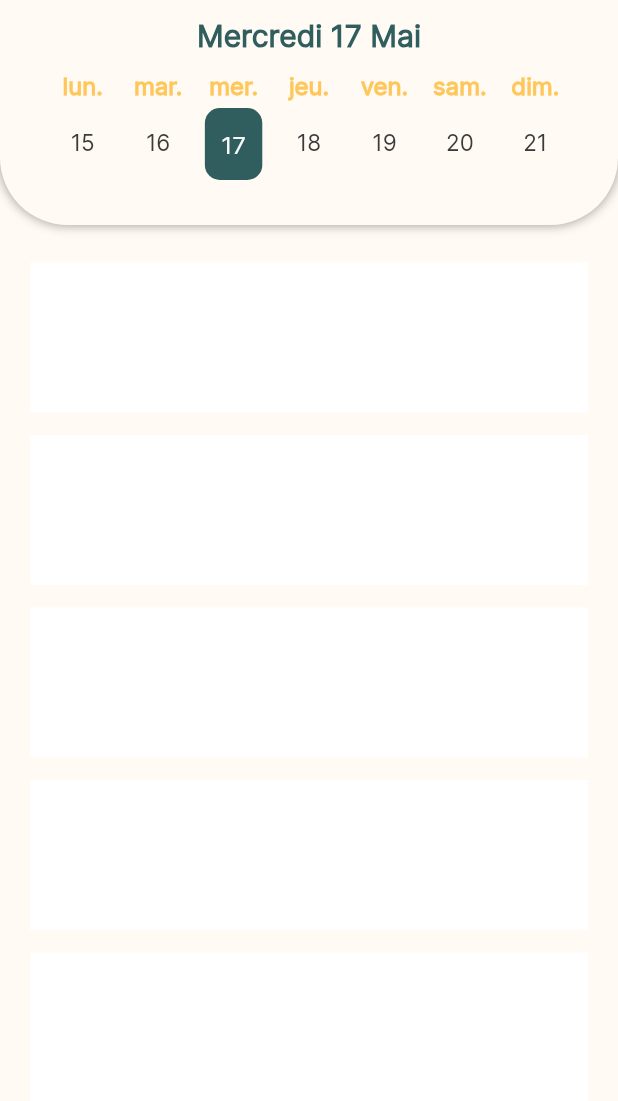
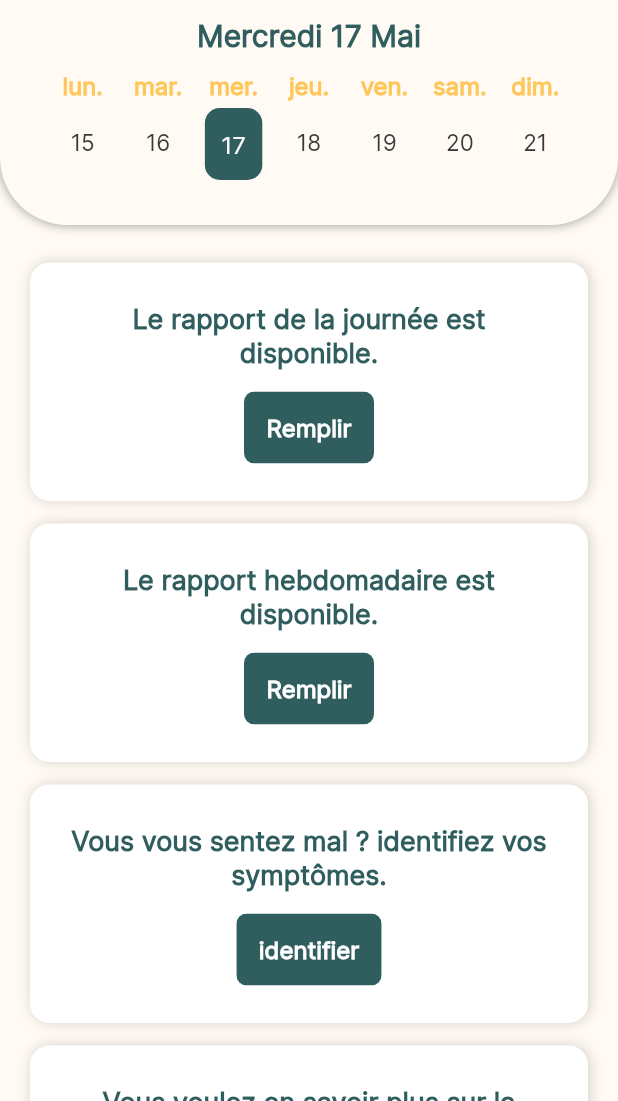
Before and after one commit to justin20100/sloth, a Flutter app: the Home screen opened directly, on a phone screen of 412 x 824 dp, the part 135-1236 px from its top. Run offline on Flutter 3.47's test engine with Material 2 defaults, Android fonts, the light colour scheme and no system bars; drawn by our look-alikes of table_calendar; our stand-ins replace cloud_firestore, email_validator, firebase_auth, firebase_core, introduction_screen; missing offline and left inert: dart:ffi; accounts and stored records are empty; generated files the repository leaves out were written again.

Commit message:
styling home boxes

```diff
--- a/lib/routes/router.dart
+++ b/lib/routes/router.dart
@@ -8,7 +8,7 @@ import '../views/auth/login_form.dart';
 import '../views/auth/registerMore_form.dart';
 import '../views/auth/registerObjectifs_form.dart';
 import '../views/auth/register_form.dart';
-import '../views/auth/reset_password_form.dart';
+import '../views/auth/resetPassword_form.dart';
 
 import '../views/home.dart';
 import '../views/introduction.dart';
--- a/lib/styles/constants.dart
+++ b/lib/styles/constants.dart
@@ -37,7 +37,13 @@ List<BoxShadow> kBoxShadowItem = [
 final kBoxDecoration = BoxDecoration(
     color: kColorWhite,
     boxShadow: kBoxShadowItem,
-    borderRadius: kBorderRadiusItem);
+    borderRadius: kBorderRadiusItem
+);
+final kHomeBoxDecoration = BoxDecoration(
+    color: kColorWhite,
+    boxShadow: kBoxShadowItem,
+    borderRadius: const BorderRadius.all(Radius.circular(13))
+);
 
 // Text Styles
 const kBigGreenText = TextStyle(
@@ -45,6 +51,13 @@ const kBigGreenText = TextStyle(
   fontSize: 24.0,
   fontWeight: FontWeight.bold,
   color: kColorGreen,
+  decoration: TextDecoration.none,
+);
+const kButtonTextStyle = TextStyle(
+  fontFamily: 'Inter',
+  fontSize: 16.0,
+  fontWeight: FontWeight.bold,
+  color: kColorWhite,
   decoration: TextDecoration.none,
 );
 const kLabelGreenText = TextStyle(
@@ -107,6 +120,14 @@ const kNumberDaysCalendarTextStyle = TextStyle(
 const kDateTextStyle = TextStyle(
   fontSize: 20.0,
   height: 1,
+  fontFamily: 'Inter',
+  fontWeight: FontWeight.bold,
+  color: kColorGreen,
+  decoration: TextDecoration.none,
+);
+const kHomeBoxesTextStyle = TextStyle(
+  fontSize: 18.0,
+  height: 1.3,
   fontFamily: 'Inter',
   fontWeight: FontWeight.bold,
   color: kColorGreen,
--- a/lib/tools/button.dart
+++ b/lib/tools/button.dart
@@ -27,7 +27,7 @@ class Button extends StatelessWidget {
               alignment: Alignment.center,
               foregroundColor: Colors.white,
               padding: const EdgeInsets.only(top: 10, bottom: 10, left: 15, right: 15),
-              textStyle: kBasicTextStyle,
+              textStyle: kButtonTextStyle,
             ),
             onPressed: onPressed,
             child: Text(label),
--- a/lib/views/home.dart
+++ b/lib/views/home.dart
@@ -1,6 +1,7 @@
 import 'package:flutter/material.dart';
 import 'package:sloth/routes/routes.dart';
 import 'package:sloth/styles/constants.dart';
+import 'package:sloth/tools/button.dart';
 import 'package:table_calendar/table_calendar.dart';
 import 'package:intl/date_symbol_data_local.dart';
 
@@ -32,6 +33,7 @@ class _HomePageState extends State<Home> with TickerProviderStateMixin {
         backgroundColor: kColorCream,
         body: CustomScrollView(
           slivers: [
+            // Navbar
             SliverAppBar(
               pinned: true,
               toolbarHeight: 90,
@@ -62,6 +64,7 @@ class _HomePageState extends State<Home> with TickerProviderStateMixin {
                 ),
               ],
             ),
+            // header Week calendar
             SliverPersistentHeader(
               pinned: true,
               delegate: CustomSliverPersistentHeaderDelegate(
@@ -129,72 +132,86 @@ class _HomePageState extends State<Home> with TickerProviderStateMixin {
                 ),
               ),
             ),
+            // Boxes
             SliverFillRemaining(
-              child: Padding(
-                padding: const EdgeInsets.only(left: kNormalHorizontalSpacer,right: kNormalHorizontalSpacer),
                   child: ListView(
-                    padding: const EdgeInsets.only(top: kNormalVerticalSpacer),
+                    padding: const EdgeInsets.only(left: kNormalHorizontalSpacer,right: kNormalHorizontalSpacer,top: kNormalVerticalSpacer),
                     children: [
+                      // Day rapport box
                       Container(
-                        color: kColorWhite,
-                        height: 100,
+                        decoration: kHomeBoxDecoration,
+                        padding: const EdgeInsets.only(top: kNormalVerticalSpacer, right: kNormalHorizontalSpacer, bottom:kNormalVerticalSpacer, left: kNormalHorizontalSpacer),
+                        child: Column(
+                          children: [
+                            const Text('Le rapport de la journée est disponible.', style: kHomeBoxesTextStyle,textAlign: TextAlign.center,),
+                            const SizedBox(height: kMicroVerticalSpacer*3,),
+                            Center(
+                              child: Button(label:'Remplir', onPressed: () {Navigator.pushNamed(context, kHomeRoute);},
+                              ),
+                            )
+                          ],
+                        ),
                       ),
-                      SizedBox(
+                      const SizedBox(
                         height: kSmallVerticalSpacer,
                       ),
+                      // Week rapport box
                       Container(
-                        color: kColorWhite,
-                        height: 100,
+                        decoration: kHomeBoxDecoration,
+                        padding: const EdgeInsets.only(top: kNormalVerticalSpacer, right: kNormalHorizontalSpacer, bottom:kNormalVerticalSpacer, left: kNormalHorizontalSpacer),
+                        child: Column(
+                          children: [
+                            const Text('Le rapport hebdomadaire est disponible.', style: kHomeBoxesTextStyle,textAlign: TextAlign.center,),
+                            const SizedBox(height: kMicroVerticalSpacer*3,),
+                            Center(
+                              child: Button(label:'Remplir', onPressed: () {Navigator.pushNamed(context, kHomeRoute);},
+                              ),
+                            )
+                          ],
+                        ),
                       ),
-                      SizedBox(
+                      const SizedBox(
                         height: kSmallVerticalSpacer,
                       ),
+                      // Symptomes box
                       Container(
-                        color: kColorWhite,
-                        height: 100,
+                        decoration: kHomeBoxDecoration,
+                        padding: const EdgeInsets.only(top: kNormalVerticalSpacer, right: kNormalHorizontalSpacer, bottom:kNormalVerticalSpacer, left: kNormalHorizontalSpacer),
+                        child: Column(
+                          children: [
+                            const Text('Vous vous sentez mal ? identifiez vos symptômes.', style: kHomeBoxesTextStyle,textAlign: TextAlign.center,),
+                            const SizedBox(height: kMicroVerticalSpacer*3,),
+                            Center(
+                              child: Button(label:'identifier', onPressed: () {Navigator.pushNamed(context, kHomeRoute);},
+                              ),
+                            )
+                          ],
+                        ),
                       ),
-                      SizedBox(
+                      const SizedBox(
                         height: kSmallVerticalSpacer,
                       ),
+                      // Articles box
                       Container(
-                        color: kColorWhite,
-                        height: 100,
+                        decoration: kHomeBoxDecoration,
+                        padding: const EdgeInsets.only(top: kNormalVerticalSpacer, right: kNormalHorizontalSpacer, bottom:kNormalVerticalSpacer, left: kNormalHorizontalSpacer),
+                        child: Column(
+                          children: [
+                            const Text('Vous voulez en savoir plus sur la fatigue cognitive ?', style: kHomeBoxesTextStyle,textAlign: TextAlign.center,),
+                            const SizedBox(height: kMicroVerticalSpacer*3,),
+                            Center(
+                              child: Button(label:'Voir les articles', onPressed: () {Navigator.pushNamed(context, kHomeRoute);},
+                              ),
+                            )
+                          ],
+                        ),
                       ),
-                      SizedBox(
-                        height: kSmallVerticalSpacer,
-                      ),
-                      Container(
-                        color: kColorWhite,
-                        height: 100,
-                      ),
-                      SizedBox(
-                        height: kSmallVerticalSpacer,
-                      ),
-                      Container(
-                        color: kColorWhite,
-                        height: 100,
-                      ),
-                      SizedBox(
-                        height: kSmallVerticalSpacer,
-                      ),
-                      Container(
-                        color: kColorWhite,
-                        height: 100,
-                      ),
-                      SizedBox(
-                        height: kSmallVerticalSpacer,
-                      ),
-                      Container(
-                        color: kColorWhite,
-                        height: 100,
-                      ),
-                      SizedBox(
-                        height: kSmallVerticalSpacer,
+                      const SizedBox(
+                        height: kNormalVerticalSpacer,
                       ),
                     ],
                   ),
               )
-            ),
           ],
         ));
   }
```
Also changed, not shown: lib/views/auth/resetPassword_form.dart (renamed from lib/views/auth/reset_password_form.dart).
